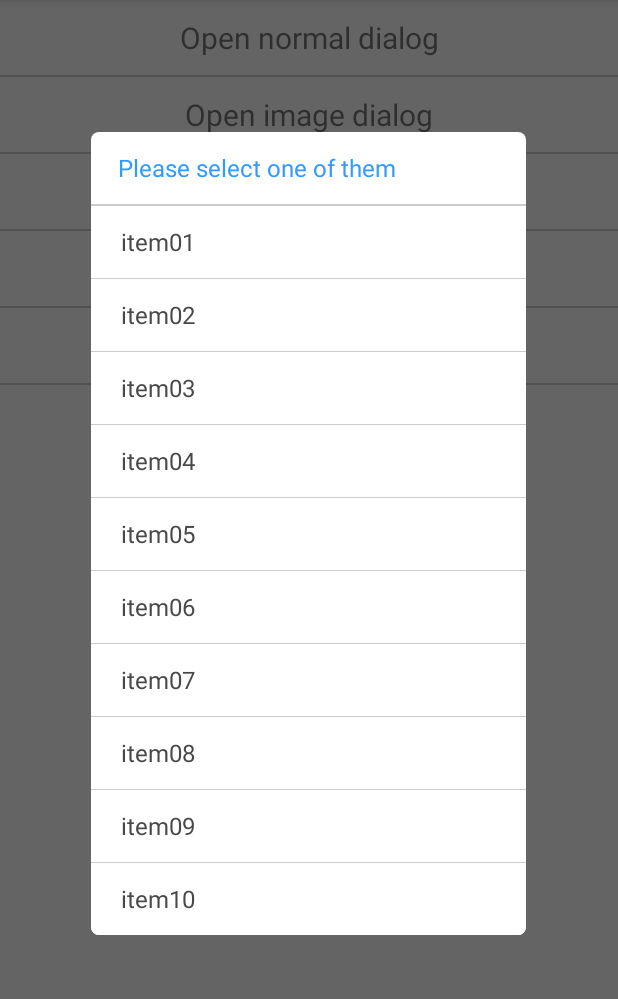
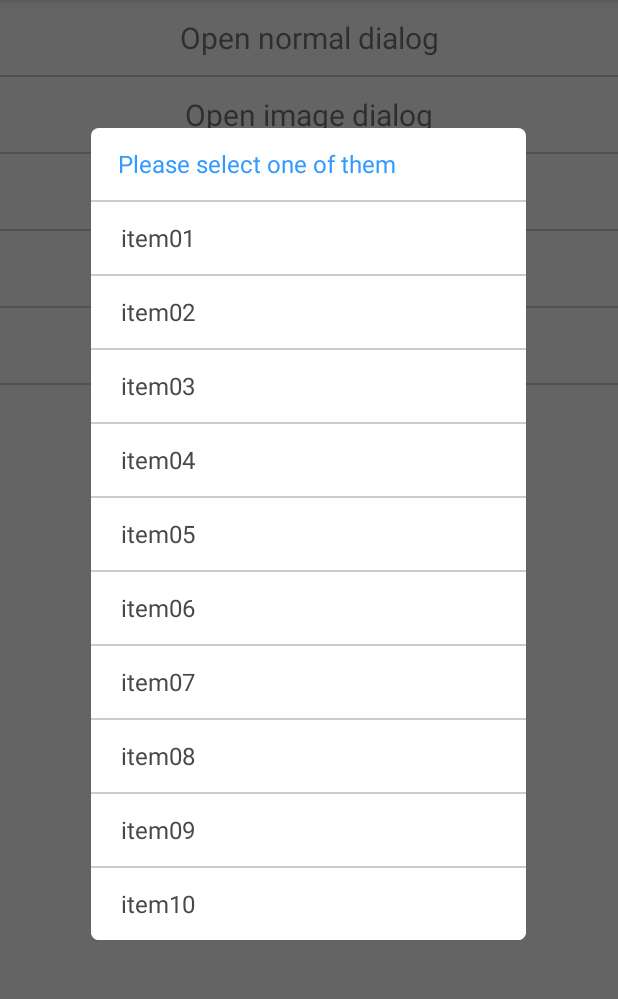
Before and after one commit to Yumore/NathanielDialog, an Android app: the screen it shows after launch (MainActivity), after a tap on "Open items dialog", on a phone screen of 412 x 824 dp, the part 84-1083 px from its top. Run offline under Robolectric (Android 15) with nearby library versions, the phone set to English and light mode, and no system bars.

Commit message:
精简布局文件，将原来的布局文件合并

```diff
--- /dev/null
+++ b/Library/src/main/res/layout/item_dialog_bottom.xml
@@ -0,0 +1,44 @@
+<?xml version="1.0" encoding="utf-8"?>
+<LinearLayout xmlns:android="http://schemas.android.com/apk/res/android"
+              xmlns:tools="http://schemas.android.com/tools"
+              android:layout_width="match_parent"
+              android:layout_height="48dp"
+              android:background="@drawable/selector_dialog_bottom"
+              android:orientation="horizontal">
+
+    <ImageView
+        android:id="@+id/dialog_image_bottom_iv"
+        android:layout_width="40.0dip"
+        android:layout_height="40.0dip"
+        android:layout_gravity="center_vertical"
+        android:layout_marginLeft="20.0dip"
+        android:visibility="gone"
+        tools:visibility="visible"/>
+
+    <RadioButton
+        android:id="@+id/dialog_radiobutton_bottom_tv"
+        android:layout_width="wrap_content"
+        android:layout_height="20dp"
+        android:layout_gravity="center_vertical"
+        android:visibility="gone"
+        tools:visibility="visible"/>
+
+    <CheckBox
+        android:id="@+id/dialog_checkbox_bottom_tv"
+        android:layout_width="wrap_content"
+        android:layout_height="wrap_content"
+        android:layout_gravity="center_vertical"
+        android:visibility="gone"
+        tools:visibility="visible"/>
+
+    <TextView
+        android:id="@+id/dialog_text_bottom_tv"
+        android:layout_width="match_parent"
+        android:layout_height="match_parent"
+        android:layout_gravity="center"
+        android:gravity="left|center_vertical"
+        android:paddingLeft="20dp"
+        android:textColor="#484848"
+        android:textSize="16sp"
+        tools:text="测试"/>
+</LinearLayout>
--- /dev/null
+++ b/Library/src/main/res/layout/item_dialog_center.xml
@@ -0,0 +1,55 @@
+<?xml version="1.0" encoding="utf-8"?>
+<LinearLayout xmlns:android="http://schemas.android.com/apk/res/android"
+              xmlns:tools="http://schemas.android.com/tools"
+              android:layout_width="match_parent"
+              android:layout_height="489dp"
+              android:background="@drawable/selector_dialog_center"
+              android:orientation="vertical">
+
+    <LinearLayout
+        android:layout_width="match_parent"
+        android:layout_height="48dp"
+        android:orientation="horizontal">
+
+        <ImageView
+            android:id="@+id/dialog_image_center_iv"
+            android:layout_width="40dp"
+            android:layout_height="40dp"
+            android:layout_gravity="center_vertical"
+            android:layout_marginLeft="20dp"
+            android:visibility="gone"
+            tools:visibility="visible"/>
+
+        <RadioButton
+            android:id="@+id/dialog_radiobutton_center_tv"
+            android:layout_width="wrap_content"
+            android:layout_height="wrap_content"
+            android:layout_gravity="center_vertical"
+            android:visibility="gone"
+            tools:visibility="visible"/>
+
+        <CheckBox
+            android:id="@+id/dialog_checkbox_center_tv"
+            android:layout_width="wrap_content"
+            android:layout_height="wrap_content"
+            android:layout_gravity="center_vertical"
+            android:visibility="gone"
+            tools:visibility="visible"/>
+
+        <TextView
+            android:id="@+id/dialog_text_center_tv"
+            android:layout_width="match_parent"
+            android:layout_height="48dp"
+            android:layout_gravity="center"
+            android:gravity="left|center_vertical"
+            android:paddingLeft="20.0dip"
+            android:textColor="#484848"
+            android:textSize="16sp"
+            tools:text="测试"/>
+    </LinearLayout>
+
+    <View
+        android:layout_width="match_parent"
+        android:layout_height="1dp"
+        android:background="@color/colorLinearLayoutSplit"/>
+</LinearLayout>
--- a/Library/src/main/res/layout/item_dialog_textview_bottom.xml
+++ /dev/null
@@ -1,19 +0,0 @@
-<?xml version="1.0" encoding="utf-8"?>
-<LinearLayout xmlns:android="http://schemas.android.com/apk/res/android"
-              xmlns:tools="http://schemas.android.com/tools"
-              android:layout_width="match_parent"
-              android:layout_height="48dp"
-              android:background="@drawable/selector_dialog_bottom"
-              android:orientation="vertical">
-
-    <TextView
-        android:id="@+id/dialog_textview_bottom_tv"
-        android:layout_width="match_parent"
-        android:layout_height="match_parent"
-        android:layout_gravity="center"
-        android:gravity="left|center_vertical"
-        android:paddingLeft="20dp"
-        android:textColor="#484848"
-        android:textSize="16sp"
-        tools:text="测试"/>
-</LinearLayout>
--- a/Library/src/main/res/layout/item_dialog_textview_center.xml
+++ /dev/null
@@ -1,24 +0,0 @@
-<?xml version="1.0" encoding="utf-8"?>
-<LinearLayout xmlns:android="http://schemas.android.com/apk/res/android"
-              xmlns:tools="http://schemas.android.com/tools"
-              android:layout_width="match_parent"
-              android:layout_height="48.5dp"
-              android:background="@drawable/selector_dialog_center"
-              android:orientation="vertical">
-
-    <TextView
-        android:id="@+id/dialog_textview_center_tv"
-        android:layout_width="match_parent"
-        android:layout_height="48dp"
-        android:layout_gravity="center"
-        android:gravity="left|center_vertical"
-        android:paddingLeft="20.0dip"
-        android:textColor="#484848"
-        android:textSize="16.0sp"
-        tools:text="测试"/>
-
-    <View
-        android:layout_width="match_parent"
-        android:layout_height="0.5dp"
-        android:background="@color/colorLinearLayoutSplit"/>
-</LinearLayout>
```
Also changed, not shown: Library/src/main/java/xyz/zimuju/nathanieldialog/library/ActionItem.java (+9 -0 lines), Library/src/main/java/xyz/zimuju/nathanieldialog/library/NathanielDialog.java (+22 -15 lines), Library/src/main/res/layout/item_dialog_action_bottom.xml (deleted, +0 -26 lines), Library/src/main/res/layout/item_dialog_action_center.xml (deleted, +0 -38 lines).
